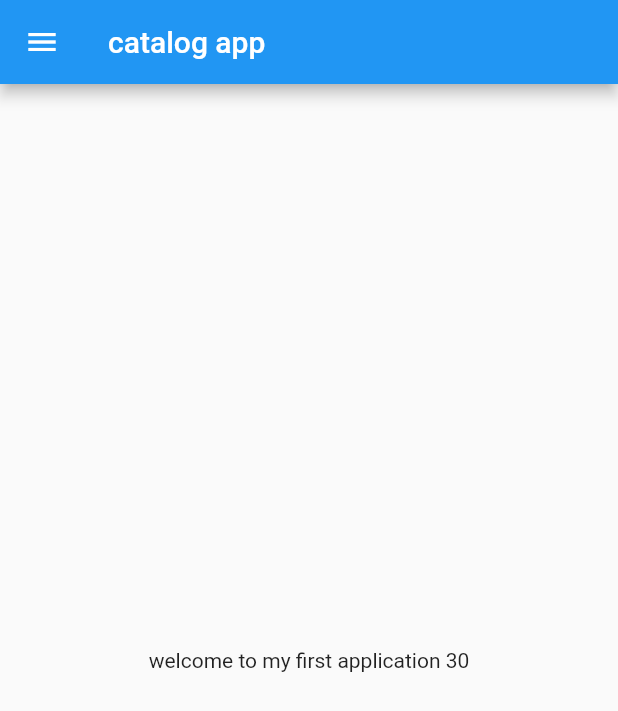
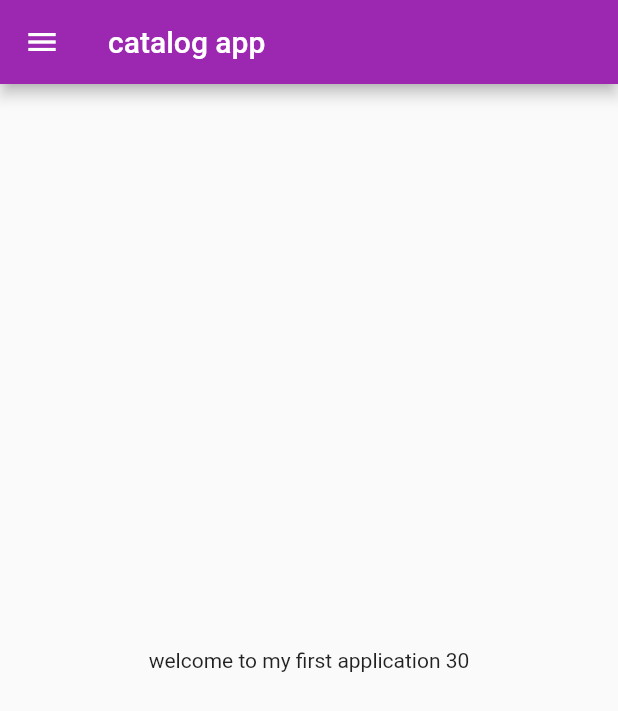
Before and after one commit to Aryandadhich/Application, a Flutter app: the screen it shows after launch, on a phone screen of 412 x 824 dp. Shown: the top 711 px of the screen. Run offline on Flutter 3.47's test engine with Material 2 defaults, Android fonts, the phone set to English and light mode, and no system bars.

Commit message:
day3 completed

```diff
--- a/lib/main.dart
+++ b/lib/main.dart
@@ -1,5 +1,6 @@
 import 'package:flutter/material.dart';
-import 'package:flutter_application_1/home_page.dart';
+import 'package:flutter_application_1/pages/home_page.dart';
+import 'package:flutter_application_1/pages/login_page.dart';
 
 void main() {
   runApp(myapp());
@@ -11,7 +12,17 @@ class myapp extends StatelessWidget {
   @override
   Widget build(BuildContext context) {
     return MaterialApp(
-      home: HomePage(),
+      themeMode: ThemeMode.light,
+      theme: ThemeData(primarySwatch: Colors.purple),
+      darkTheme: ThemeData(
+        brightness: Brightness.dark,
+      ),
+      initialRoute: "/home",
+      routes: {
+        "/": (context) => loginpage(),
+        "/home": (context) => HomePage(),
+        "/login": (context) => loginpage(),
+      },
     );
   }
 }
```
Also changed, not shown: lib/pages/login_page.dart (added, +17 -0 lines), lib/pages/home_page.dart (renamed from lib/home_page.dart).
